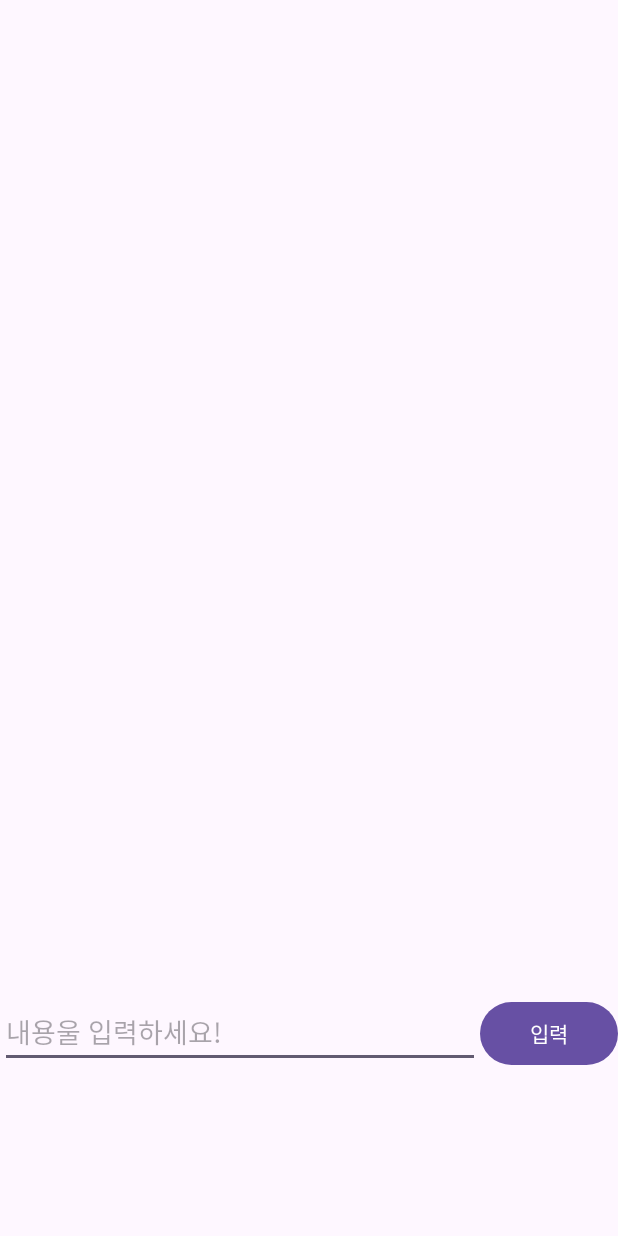
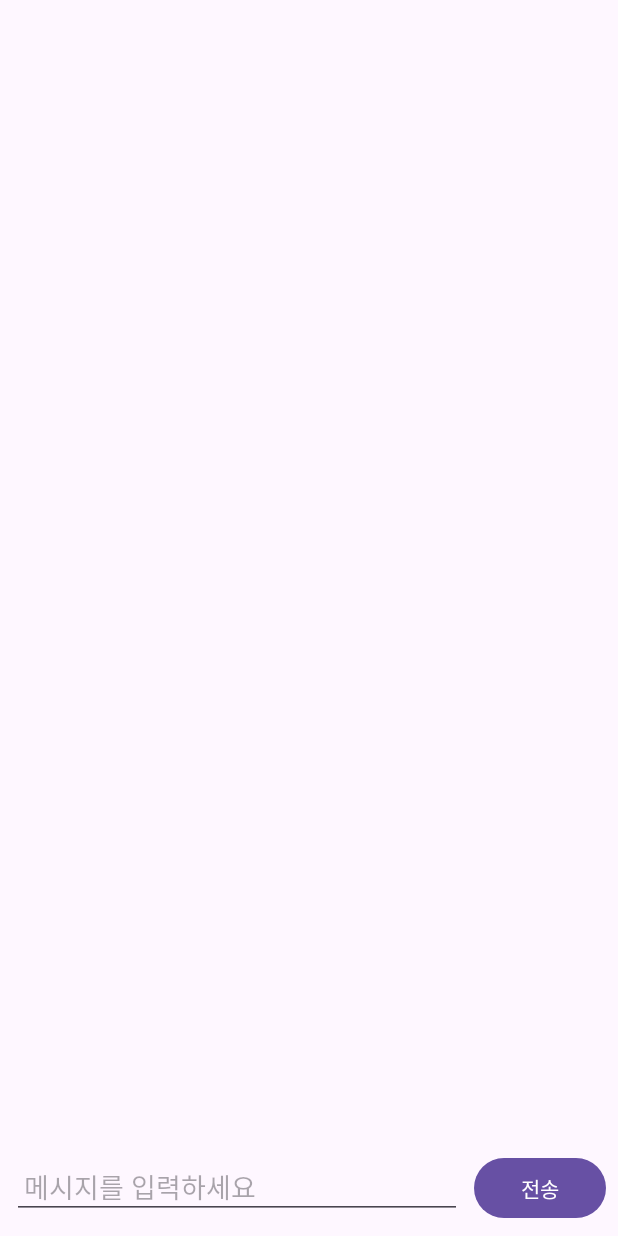
Before and after one commit to junhob782/finalprojectV2, an Android app: the screen it shows after launch (MainActivity), on a phone screen of 412 x 824 dp. Run offline under Robolectric (Android 15) with nearby library versions, the phone set to English and light mode, and no system bars.

Commit message:
레전드채팅기능

```diff
--- /dev/null
+++ b/app/src/main/java/com/cookandroid/finalprojectv2/ChatAdapter.java
@@ -0,0 +1,60 @@
+package com.cookandroid.finalprojectv2;
+
+import android.view.LayoutInflater;
+import android.view.View;
+import android.view.ViewGroup;
+import android.widget.TextView;
+
+import androidx.annotation.NonNull;
+import androidx.recyclerview.widget.RecyclerView;
+
+import java.util.List;
+
+public class ChatAdapter extends RecyclerView.Adapter<ChatAdapter.ChatViewHolder> {
+
+    private List<ChatMessage> chatMessages;
+
+    public ChatAdapter(List<ChatMessage> chatMessages) {
+        this.chatMessages = chatMessages;
+    }
+
+    @NonNull
+    @Override
+    public ChatViewHolder onCreateViewHolder(@NonNull ViewGroup parent, int viewType) {
+        View view = LayoutInflater.from(parent.getContext()).inflate(R.layout.chat_item, parent, false);
+        return new ChatViewHolder(view);
+    }
+
+    @Override
+    public void onBindViewHolder(@NonNull ChatViewHolder holder, int position) {
+        ChatMessage message = chatMessages.get(position);
+
+        if (message.isUserMessage()) {
+            // 사용자 메시지: 오른쪽 정렬
+            holder.userMessage.setText(message.getMessage());
+            holder.userMessage.setVisibility(View.VISIBLE);
+            holder.gptMessage.setVisibility(View.GONE);
+        } else {
+            // GPT 메시지: 왼쪽 정렬
+            holder.gptMessage.setText(message.getMessage());
+            holder.gptMessage.setVisibility(View.VISIBLE);
+            holder.userMessage.setVisibility(View.GONE);
+        }
+    }
+
+    @Override
+    public int getItemCount() {
+        return chatMessages.size();
+    }
+
+    public static class ChatViewHolder extends RecyclerView.ViewHolder {
+        TextView userMessage;
+        TextView gptMessage;
+
+        public ChatViewHolder(@NonNull View itemView) {
+            super(itemView);
+            userMessage = itemView.findViewById(R.id.userMessage);
+            gptMessage = itemView.findViewById(R.id.gptMessage);
+        }
+    }
+}
--- a/app/src/main/java/com/cookandroid/finalprojectv2/MainActivity.java
+++ b/app/src/main/java/com/cookandroid/finalprojectv2/MainActivity.java
@@ -7,48 +7,73 @@ import android.os.Bundle;
 import android.view.View;
 import android.widget.EditText;
 import android.widget.TextView;
-
+import com.cookandroid.finalprojectv2.ChatMessage;
+import com.cookandroid.finalprojectv2.ChatAdapter;
 import androidx.activity.EdgeToEdge;
 import androidx.appcompat.app.AppCompatActivity;
 import androidx.core.graphics.Insets;
 import androidx.core.view.ViewCompat;
 import androidx.core.view.WindowInsetsCompat;
+import androidx.recyclerview.widget.LinearLayoutManager;
+import androidx.recyclerview.widget.RecyclerView;
 
 import org.w3c.dom.Text;
 
+import androidx.recyclerview.widget.LinearLayoutManager;
+import androidx.recyclerview.widget.RecyclerView;
+
+import java.util.ArrayList;
+import java.util.List;
+
 public class MainActivity extends AppCompatActivity {
     private EditText editText;
-    private TextView textView;
-    private String anser1;
-    @SuppressLint("MissingInflatedId")
+    private RecyclerView recyclerView;
+    private ChatAdapter chatAdapter;
+    private List<ChatMessage> chatMessages;
+
     @Override
     protected void onCreate(Bundle savedInstanceState) {
         super.onCreate(savedInstanceState);
-        EdgeToEdge.enable(this);
         setContentView(R.layout.activity_main);
-        ViewCompat.setOnApplyWindowInsetsListener(findViewById(R.id.main), (v, insets) -> {
-            Insets systemBars = insets.getInsets(WindowInsetsCompat.Type.systemBars());
-            v.setPadding(systemBars.left, systemBars.top, systemBars.right, systemBars.bottom);
-            return insets;
-        });
+
+        // RecyclerView 초기화
+        recyclerView = findViewById(R.id.recGpt);
+        chatMessages = new ArrayList<>();
+        chatAdapter = new ChatAdapter(chatMessages);
         editText = findViewById(R.id.edtInput);
-        textView = findViewById(R.id.edtGpt);
+        recyclerView.setLayoutManager(new LinearLayoutManager(this));
+        recyclerView.setAdapter(chatAdapter);
     }
 
     public void gptSend(View view) {
-        if(editText.getText().toString().isEmpty())
+        if (editText.getText().toString().isEmpty()) {
             return;
-        String string = editText.getText().toString();
-        fetchQuestion(string, new GPTCategoryFetcher.CategoryCallback() {
-                    @Override
-                    public void onCategoryFetched(String answer) {
-                        runOnUiThread(() -> {
-                            textView.setText(answer);
-                            editText.setText("");
-                        });
-                    }
+        }
+
+        // 사용자의 입력 추가
+        String userMessage = editText.getText().toString();
+        chatMessages.add(new ChatMessage(userMessage, true)); // true: 사용자 메시지
+        chatAdapter.notifyItemInserted(chatMessages.size() - 1);
+
+        // RecyclerView 자동 스크롤
+        recyclerView.scrollToPosition(chatMessages.size() - 1);
+
+        // GPT 응답 처리
+        fetchQuestion(userMessage, new GPTCategoryFetcher.CategoryCallback() {
+            @Override
+            public void onCategoryFetched(String gptAnswer) {
+                runOnUiThread(() -> {
+                    // GPT 응답 추가
+                    chatMessages.add(new ChatMessage(gptAnswer, false)); // false: GPT 메시지
+                    chatAdapter.notifyItemInserted(chatMessages.size() - 1);
+
+                    // RecyclerView 자동 스크롤
+                    recyclerView.scrollToPosition(chatMessages.size() - 1);
                 });
-                editText.setText("");  //UI 작업은 CategoryCallback (Callback)을 통해서 하면 코딩 규칙 위반
-        textView.setText("GPT가 질문을 작성하는 중입니다.");
+            }
+        });
+
+        // 입력 필드 초기화
+        editText.setText("");
     }
 }
--- a/app/src/main/res/layout/activity_main.xml
+++ b/app/src/main/res/layout/activity_main.xml
@@ -1,38 +1,41 @@
 <?xml version="1.0" encoding="utf-8"?>
 <LinearLayout xmlns:android="http://schemas.android.com/apk/res/android"
-    xmlns:app="http://schemas.android.com/apk/res-auto"
-    xmlns:tools="http://schemas.android.com/tools"
     android:id="@+id/main"
     android:layout_width="match_parent"
     android:layout_height="match_parent"
-    android:orientation="vertical"
-    tools:context=".MainActivity">
+    android:orientation="vertical">
 
-    <TextView
-        android:id="@+id/edtGpt"
+    <!-- 채팅 내용을 표시할 RecyclerView -->
+    <androidx.recyclerview.widget.RecyclerView
+        android:id="@+id/recGpt"
         android:layout_width="match_parent"
-        android:layout_height="664dp" />
+        android:layout_height="0dp"
+        android:layout_weight="1"
+        android:padding="8dp"
+        android:scrollbars="vertical" />
 
+    <!-- 사용자 입력 및 전송 버튼 -->
     <LinearLayout
         android:layout_width="match_parent"
-        android:layout_height="76dp"
-        android:orientation="horizontal">
+        android:layout_height="wrap_content"
+        android:orientation="horizontal"
+        android:padding="8dp">
 
         <EditText
             android:id="@+id/edtInput"
-            android:layout_width="320sp"
+            android:layout_width="0dp"
             android:layout_height="wrap_content"
-            android:ems="10"
-            android:minWidth="48dp"
-            android:minHeight="48dp"
-            android:hint="내용울 입력하세요!"
-            android:inputType="text" />
+            android:layout_weight="1"
+            android:hint="메시지를 입력하세요"
+            android:padding="8dp" />
 
         <Button
             android:id="@+id/btnSubmit"
-            android:layout_width="match_parent"
-            android:layout_height="50sp"
-            android:text="입력" />
+            android:layout_width="wrap_content"
+            android:layout_height="wrap_content"
+            android:layout_marginStart="8dp"
+            android:onClick="gptSend"
+            android:text="전송" />
+    </LinearLayout>
 
-    </LinearLayout>
 </LinearLayout>
```
Also changed, not shown: app/src/main/java/com/cookandroid/finalprojectv2/ChatMessage.java (added, +19 -0 lines), app/src/main/res/layout/chat_item.xml (added, +39 -0 lines).
